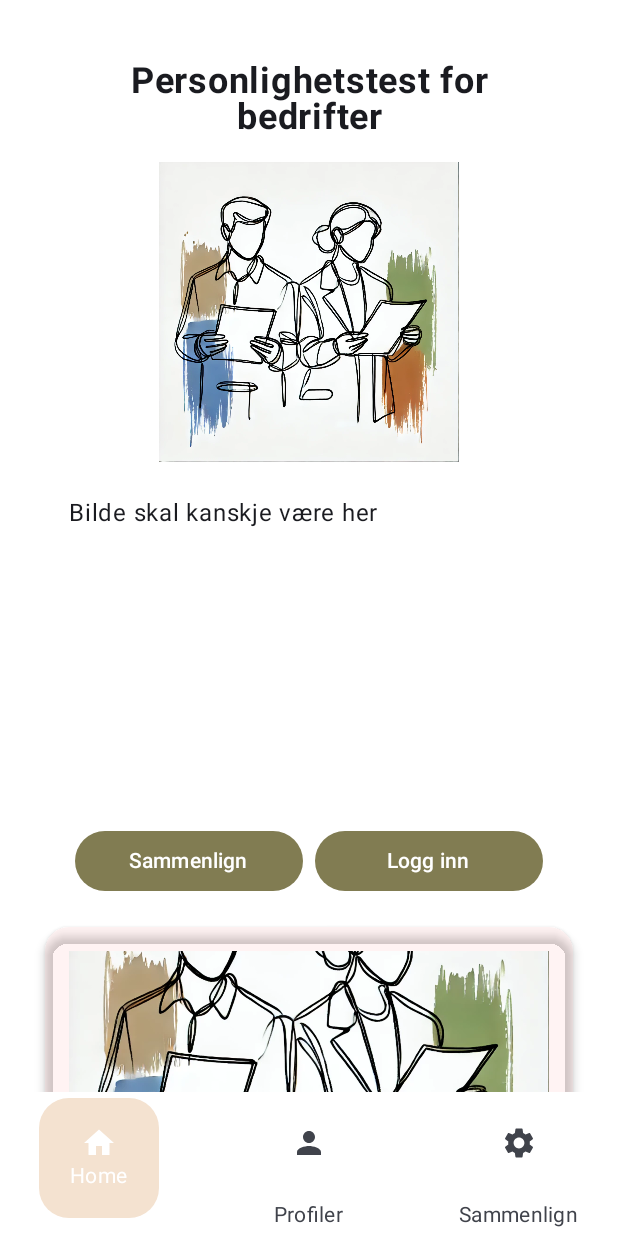
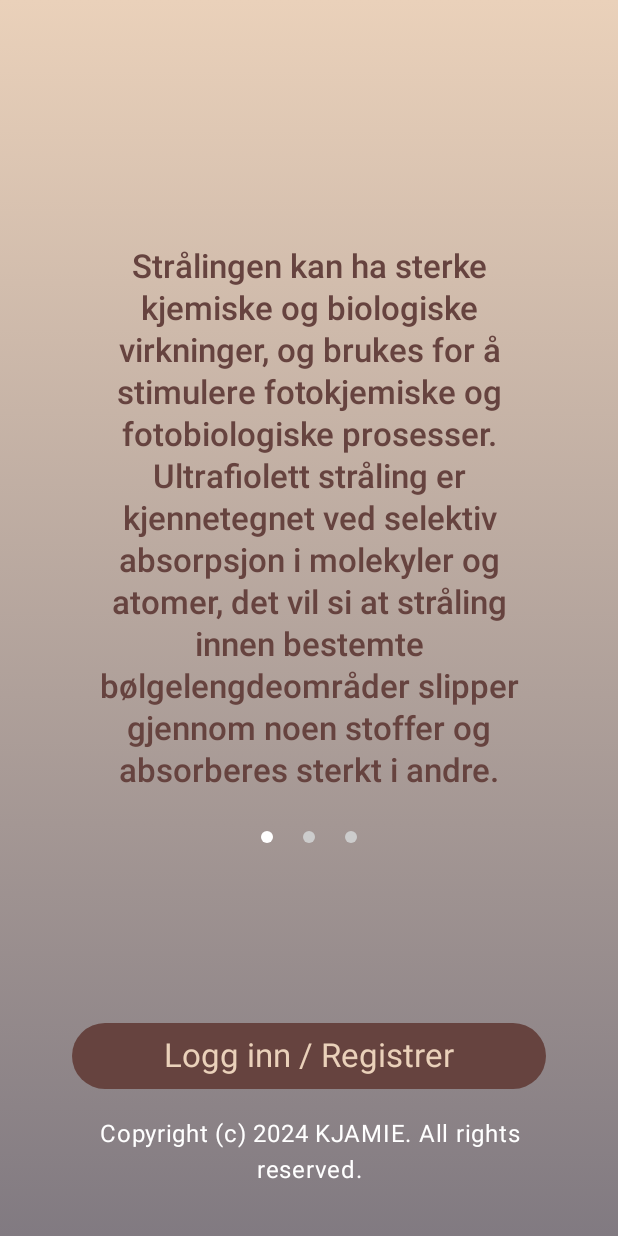
Before and after one commit to Shoyo181/MOB3000, an Android app built with Jetpack Compose: the screen it shows after launch (MainActivity), on a phone screen of 412 x 824 dp. Run offline under Robolectric (Android 15) with nearby library versions, the phone set to English and light mode, and no system bars; our stand-ins replace Firebase (no records; nobody signed in at launch, a user with empty details on screens opened directly).

Commit message:
litt endringer og i gang med innlogging/opprett bruker

```diff
--- a/app/build.gradle.kts
+++ b/app/build.gradle.kts
@@ -57,6 +57,7 @@ dependencies {
     implementation(platform("com.google.firebase:firebase-bom:33.5.1"))
     implementation("com.google.firebase:firebase-analytics")
     implementation("com.google.firebase:firebase-firestore-ktx")
+    implementation("com.google.firebase:firebase-auth-ktx")
     testImplementation(libs.junit)
     androidTestImplementation(libs.androidx.junit)
     //androidTestImplementation(libs.androidx.espresso.core)
--- a/app/src/main/java/com/example/mob3000/Home.kt
+++ b/app/src/main/java/com/example/mob3000/Home.kt
@@ -1,9 +1,8 @@
 package com.example.mob3000
 
-import android.graphics.Paint
+
 import androidx.compose.foundation.Image
 import androidx.compose.foundation.background
-import androidx.compose.foundation.horizontalScroll
 import androidx.compose.foundation.layout.*
 import androidx.compose.foundation.layout.Arrangement
 import androidx.compose.foundation.rememberScrollState
@@ -25,7 +24,10 @@ import androidx.compose.ui.Alignment
 import androidx.compose.ui.graphics.painter.Painter
 import androidx.compose.ui.layout.ContentScale
 import androidx.compose.ui.res.painterResource
+import androidx.compose.ui.text.TextStyle
 import androidx.compose.ui.text.style.TextAlign
+
+
 
 
 @Composable
@@ -41,22 +43,24 @@ fun Home(modifier: Modifier = Modifier) {
 
     ) {
         Text(
-            text = "Personlighetstest for bedrifter",
-            fontSize = 24.sp,
-            fontWeight = FontWeight.Bold,
+            text = "Big Five Bedrift",
+            style = MaterialTheme
+                .typography
+                .headlineMedium,
             textAlign = TextAlign.Center,
             modifier = Modifier
                 .padding(10.dp)
                // .wrapContentSize(Alignment.Center)
         )
         Image(
-            painter = painterResource(id = R.drawable.bilde_2),
+            painter = painterResource(id = R.drawable.bilde_6),
             contentDescription = "Forsidebilde",
             modifier = Modifier
                 .padding(6.dp)
-                .size(200.dp)
+                .size(200.dp),
+            alpha = 0.9f
         )
-        Box(
+        /*Box(
             modifier = Modifier
                 .fillMaxWidth()
                 .height(200.dp)
@@ -64,8 +68,8 @@ fun Home(modifier: Modifier = Modifier) {
                 .padding(16.dp)
         ) {
             Text("Bilde skal kanskje være her")
-        }
-        Spacer(modifier = Modifier.height(16.dp))
+        }*/
+        Spacer(modifier = Modifier.height(10.dp))
 
         Row(
             modifier = Modifier.fillMaxWidth()
@@ -76,21 +80,21 @@ fun Home(modifier: Modifier = Modifier) {
                 onClick = {},
                 modifier = Modifier.weight(1f),
                 colors = ButtonDefaults.buttonColors(
-                    containerColor = Color(0xFF817C52)
+                    containerColor = Color(0xFFFFFFFF)
                 )
             ) {
-                Text("Sammenlign")
+                Text( text = "Opprett konto", style = TextStyle(color = Color.Black))
             }
             Spacer(modifier = Modifier.width(8.dp))
             Button(
                 onClick = { showLoginnVindu = true },
                 modifier = Modifier.weight(1f),
                 colors = ButtonDefaults.buttonColors(
-                    containerColor = Color(0xFF817C52)
+                    containerColor = Color(0xFFFFFFFF)
                 )
             )
             {
-                Text("Logg inn")
+                Text( text = "Logg inn", style = TextStyle(color = Color.Black, fontWeight = FontWeight.SemiBold))
             }
             Spacer(modifier = Modifier.height(16.dp))
         }
@@ -168,7 +172,7 @@ fun InfoKort(
     }
 }
 
-@Composable
+/*@Composable
 fun LoginDialog(onDismiss: () -> Unit) {
 
     // State variabler for email og passord input
@@ -217,4 +221,4 @@ fun LoginDialog(onDismiss: () -> Unit) {
             }
         }
     )
-}
+} */
--- a/app/src/main/java/com/example/mob3000/MainActivity.kt
+++ b/app/src/main/java/com/example/mob3000/MainActivity.kt
@@ -47,7 +47,8 @@ class MainActivity : ComponentActivity() {
         super.onCreate(savedInstanceState)
         setContent {
             MOB3000Theme {
-                MyApp()
+                //MyApp()
+                SwipeLandingsside()
             }
         }
     }
@@ -156,7 +157,7 @@ fun MyApp() {
         Box (
             modifier = Modifier
                 .fillMaxSize()
-                .background(colorResource(id = R.color.white))
+                .background(colorResource(id = R.color.beige))
                 .padding(innerPadding)
         )
         NavHost (
--- /dev/null
+++ b/app/src/main/java/com/example/mob3000/SwipeLandingsside.kt
@@ -0,0 +1,199 @@
+package com.example.mob3000
+
+import androidx.compose.foundation.Image
+import androidx.compose.foundation.background
+import androidx.compose.foundation.clickable
+import androidx.compose.foundation.layout.*
+import androidx.compose.foundation.pager.HorizontalPager
+import androidx.compose.foundation.pager.rememberPagerState
+import androidx.compose.foundation.shape.CircleShape
+import androidx.compose.foundation.shape.RoundedCornerShape
+import androidx.compose.material3.*
+import androidx.compose.runtime.*
+import androidx.compose.ui.Alignment
+import androidx.compose.ui.Modifier
+import androidx.compose.ui.graphics.Brush
+import androidx.compose.ui.graphics.Color
+import androidx.compose.ui.res.painterResource
+import androidx.compose.ui.text.TextStyle
+import androidx.compose.ui.text.font.FontWeight
+import androidx.compose.ui.text.style.TextAlign
+import androidx.compose.ui.unit.dp
+import androidx.compose.ui.window.DialogProperties
+import com.example.mob3000.ui.theme.Typography
+import com.google.firebase.auth.FirebaseAuthInvalidUserException
+
+
+@Composable
+fun SwipeLandingsside() {
+    var showLoginnVindu by remember { mutableStateOf(false) }
+
+    val pages by remember {mutableStateOf(listOf(
+        "Strålingen kan ha sterke kjemiske og biologiske virkninger, og brukes for å stimulere fotokjemiske og fotobiologiske prosesser. Ultrafiolett stråling er kjennetegnet ved selektiv absorpsjon i molekyler og atomer, det vil si at stråling innen bestemte bølgelengdeområder slipper gjennom noen stoffer og absorberes sterkt i andre.",
+        "De instrumentene som nå vanligvis benyttes for å måle strålingsintensiteten, er fotodioder og fotomultiplikatorer. Ultrafiolett stråling kan også påvises med fotografisk film, ved fluorescens og med ioniseringskammer. Bølgelengden bestemmes spektroskopisk med glassprismer, gitterspektrometre og absorpsjonsspektrometre.",
+        "Ultrafiolett stråling oppstår som termostråling fra legemer ved temperaturer over 3000 grader celsius (°C), ved gassutladninger, elektriske lysbuer (sveiseflammer) og som bremsestråling. Sollys inneholder ultrafiolett stråling, men bølgelengder under 290 nanometer absorberes fullstendig av ozonlaget i atmosfæren."
+    ))}
+    val pagerState = rememberPagerState(
+        pageCount = {pages.size}
+    )
+    Box(
+        modifier = Modifier
+            .fillMaxSize()
+            .background(
+                Brush.verticalGradient(
+                    colors = listOf(Color(0xFFEAD1BA), Color(0xFF817A81))
+                )
+            )
+    ) {
+        Column(
+            horizontalAlignment = Alignment.CenterHorizontally,
+            modifier = Modifier
+                .fillMaxSize()
+                .padding(16.dp)
+                .padding(16.dp)
+        ) {
+            Spacer(modifier = Modifier.height(32.dp))
+
+
+
+            // pager for swiping av tekst
+            HorizontalPager(
+                state = pagerState,
+                modifier = Modifier
+                    .fillMaxWidth()
+                    .padding(10.dp, 100.dp, 10.dp, 10.dp)
+            ) { page ->
+                Text(
+                    text = pages[page],
+                    textAlign = TextAlign.Center,
+                    style = Typography.titleLarge.copy(fontWeight = FontWeight.SemiBold ),
+                    color = Color(0xFF66433F),
+                    modifier = Modifier
+                        .padding(horizontal = 16.dp)
+                )
+            }
+
+            Spacer(modifier = Modifier.height(16.dp))
+
+            //page indikator
+            Row(horizontalArrangement = Arrangement.spacedBy(20.dp)) {
+                repeat(pages.size) { index ->
+                    Dot(isSelected = pagerState.currentPage == index)
+                }
+            }
+
+            Spacer(modifier = Modifier.weight(1f))
+
+            // logg inn/registrer knapp m. funksjonalitet
+            Button(
+                onClick = { showLoginnVindu = true },
+                modifier = Modifier
+                    .fillMaxWidth()
+                    .padding(horizontal = 16.dp),
+                colors = ButtonDefaults.buttonColors(containerColor = Color(0xFF66433F))
+            ) {
+                Text("Logg inn / Registrer", color = Color(0xFFEAD1BA),
+                    style = Typography.titleLarge)
+            }
+
+            Spacer(modifier = Modifier.height(16.dp))
+
+            // footer
+            Text(
+                text = "Copyright (c) 2024 KJAMIE. All rights reserved.",
+                color = Color.White,
+                textAlign = TextAlign.Center,
+                modifier = Modifier.fillMaxWidth()
+            )
+        }
+        if (showLoginnVindu) {
+            LoginDialog(onDismiss = {showLoginnVindu = false})
+        }
+    }
+}
+
+@Composable
+fun Dot(isSelected: Boolean) {
+    Box(
+        modifier = Modifier
+            .size(8.dp)
+            .background(
+                color = if (isSelected) Color.White else Color.LightGray,
+                shape = CircleShape
+            )
+    )
+}
+@Composable
+fun LoginDialog(onDismiss: () -> Unit) {
+
+    // State variabler for email og passord input
+    var email by remember { mutableStateOf("") }
+    var password by remember { mutableStateOf("") }
+
+    AlertDialog(
+        onDismissRequest = { onDismiss() },
+        title = { Text(
+            text = "Logg inn eller opprett bruker",
+            style = MaterialTheme.typography.headlineSmall) },
+        text = {
+            Column{
+                OutlinedTextField(
+                    value = email,
+                    onValueChange = { email = it },
+                    label = { Text("Email") },
+                    modifier = Modifier.fillMaxWidth()
+                )
+                Spacer(modifier = Modifier.height(8.dp))
+                OutlinedTextField(
+                    value = password,
+                    onValueChange = { password = it },
+                    label = { Text("Passord") },
+                    modifier = Modifier.fillMaxWidth(),
+                )
+            }
+        },
+        confirmButton = {
+            Button(
+                onClick = {
+                    AuthService.logginnBruker(email, password,
+                        onSuccess = {
+                            //Handler for det som skjer etter bruker har trykket logg inn, men tom for nå.
+                            onDismiss() // Lukker dialogvindu.
+                        },
+                        onFailure = { exception ->
+                            if (exception is FirebaseAuthInvalidUserException) {
+                                AuthService.registrerBruker(email, password,
+                                    onSuccess = {
+                                        onDismiss()
+                                    },
+                                    onFailure = { registerExeption ->
+                                    }
+                                )
+                            } else {
+                            }
+                        }
+                    )
+                },
+                colors = ButtonDefaults.buttonColors(
+                    containerColor = Color(0xFF66433F)),
+            ) {
+                Text("Logg inn/Registrer",
+                    style = MaterialTheme.typography.labelLarge)
+            }
+        },
+        dismissButton = {
+            Button(
+                onClick = {
+                    onDismiss()
+                },
+                colors = ButtonDefaults.buttonColors(
+                    containerColor = Color(0xFF66433F)
+                ),
+            ) {
+                Text("Avbryt",
+                    style = MaterialTheme.typography.labelLarge)
+            }
+
+        }
+    )
+}
--- a/app/src/main/java/com/example/mob3000/ui/theme/Color.kt
+++ b/app/src/main/java/com/example/mob3000/ui/theme/Color.kt
@@ -12,6 +12,8 @@ val Peach = Color(0xFFF9B8AF)
 val Cream = Color(0xFFF2EEE9)
 val Pink = Color(0xFFF2D7D3)
 
+
+
 // For når vi trenger Bruch - charts
 val DarkblueBrush = SolidColor(DarkBlue)
 val BlueBrush = SolidColor(Blue)
--- a/app/src/main/res/values/colors.xml
+++ b/app/src/main/res/values/colors.xml
@@ -10,8 +10,9 @@
     <color name="sand">#EAD1BA</color>
     <color name="sunburn">#CE7457</color>
     <color name="dusk">#817A81</color>
-    <color name="maghogny">#66433F</color>
+    <color name="maghogny">#793C11</color>
     <color name="organsj">#D57B0E</color>
     <color name="krem">#F4E2D0</color>
     <color name="mosefarge">#3A5635</color>
+    <color name="beige">#EAE2CC</color>
 </resources>
```
Also changed, not shown: app/src/main/java/com/example/mob3000/FirebaseService.kt (+28 -0 lines), app/src/main/res/drawable/bilde_4.png (added), app/src/main/res/drawable/bilde_5.png (added), 1 other file.
